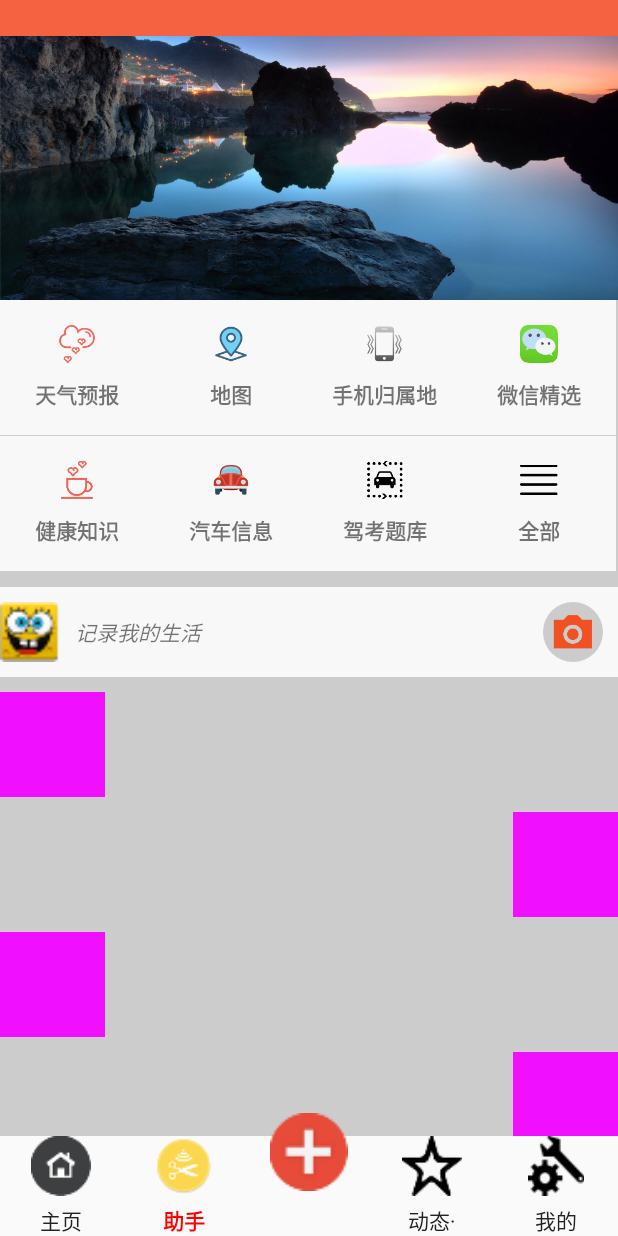
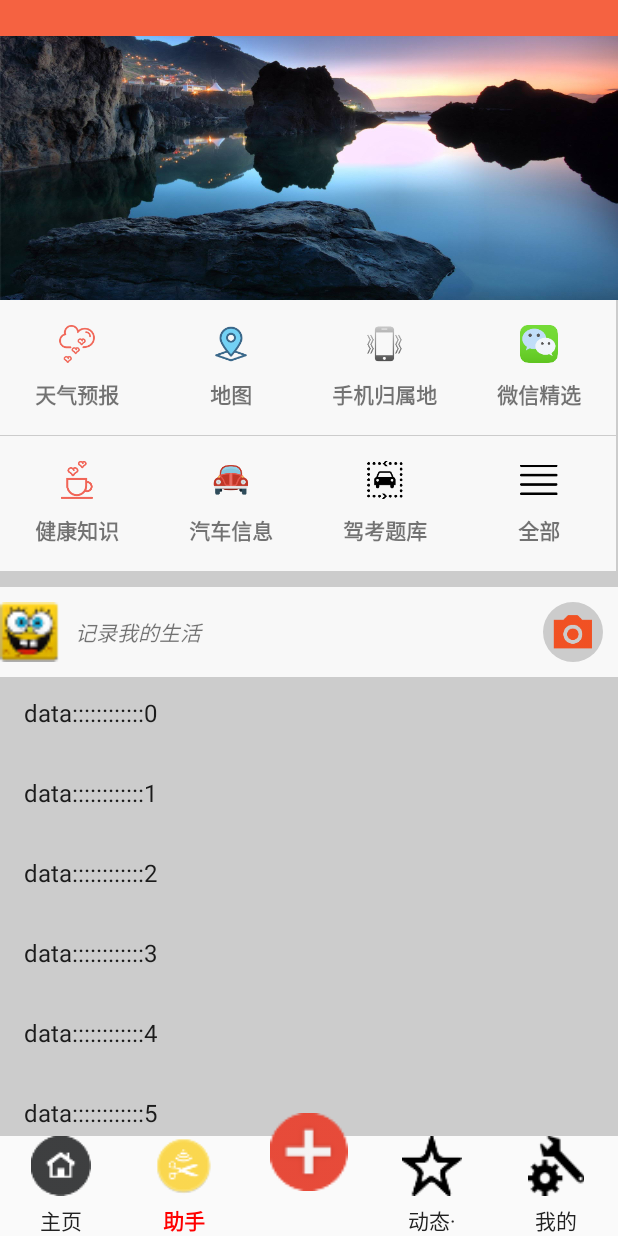
Before and after one commit to treasurect/Happiness_XT, an Android app: the screen it shows after launch (MainActivity), after a tap on "助手", on a phone screen of 412 x 824 dp. Run offline under Robolectric (Android 15) with nearby library versions, the phone set to English and light mode, and no system bars; libraries missing offline, so code that uses them is left out: cn.bmob.v3, cn.smssdk, com.baidu.mapapi, com.facebook.drawee; pictures from the network do not load; 4 statements that could not run were skipped; 1 other tap on this screen came first.

Commit message:
修正ListView和scrollView的冲突

```diff
--- a/app/src/main/java/com/treasure_ct/happiness_xt/custom/CustomListView.java
+++ b/app/src/main/java/com/treasure_ct/happiness_xt/custom/CustomRefreshListView.java
@@ -5,8 +5,6 @@ import android.util.AttributeSet;
 import android.view.LayoutInflater;
 import android.view.MotionEvent;
 import android.view.View;
-import android.view.ViewGroup;
-import android.view.animation.Animation;
 import android.view.animation.RotateAnimation;
 import android.widget.AbsListView;
 import android.widget.ImageView;
@@ -23,7 +21,7 @@ import java.util.Date;
  * Created by treasure on 2016.11.07.
  */
 
-public class CustomListView extends ListView implements AbsListView.OnScrollListener{
+public class CustomRefreshListView extends ListView implements AbsListView.OnScrollListener{
     /**
      * 头布局
      */
@@ -91,12 +89,12 @@ public class CustomListView extends ListView implements AbsListView.OnScrollList
      */
     private boolean isLoadingMore = false;
 
-    public CustomListView(Context context) {
+    public CustomRefreshListView(Context context) {
         this(context,null);
         this.context = context;
     }
 
-    public CustomListView(Context context, AttributeSet attrs) {
+    public CustomRefreshListView(Context context, AttributeSet attrs) {
         super(context, attrs);
         this.context = context;
         init();
--- /dev/null
+++ b/app/src/main/java/com/treasure_ct/happiness_xt/custom/CustomScrollListView.java
@@ -0,0 +1,29 @@
+package com.treasure_ct.happiness_xt.custom;
+
+import android.content.Context;
+import android.util.AttributeSet;
+import android.widget.ListView;
+
+/**
+ * Created by treasure on 2017.04.08.
+ */
+
+public class CustomScrollListView extends ListView{
+    public CustomScrollListView(Context context) {
+        super(context);
+    }
+
+    public CustomScrollListView(Context context, AttributeSet attrs) {
+        super(context, attrs);
+    }
+
+    public CustomScrollListView(Context context, AttributeSet attrs, int defStyleAttr) {
+        super(context, attrs, defStyleAttr);
+    }
+
+    @Override
+    protected void onMeasure(int widthMeasureSpec, int heightMeasureSpec) {
+        int measureSpec = MeasureSpec.makeMeasureSpec(Integer.MAX_VALUE >> 2, MeasureSpec.AT_MOST);
+        super.onMeasure(widthMeasureSpec, measureSpec);
+    }
+}
--- a/app/src/main/java/com/treasure_ct/happiness_xt/fragments/AssistantFragment.java
+++ b/app/src/main/java/com/treasure_ct/happiness_xt/fragments/AssistantFragment.java
@@ -7,10 +7,12 @@ import android.os.Bundle;
 import android.os.Handler;
 import android.os.Message;
 import android.support.v4.app.Fragment;
+import android.support.v4.widget.NestedScrollView;
 import android.view.Gravity;
 import android.view.LayoutInflater;
 import android.view.View;
 import android.view.ViewGroup;
+import android.widget.ArrayAdapter;
 import android.widget.EditText;
 import android.widget.GridView;
 import android.widget.ImageView;
@@ -25,6 +27,7 @@ import com.treasure_ct.happiness_xt.activity.assistant.LifeAssistantWeatherActiv
 import com.treasure_ct.happiness_xt.adapter.LifeAssistantGridAdapter;
 import com.treasure_ct.happiness_xt.bean.AssistantPhoneBelongBean;
 import com.treasure_ct.happiness_xt.bean.AssistantGridBean;
+import com.treasure_ct.happiness_xt.custom.CustomScrollListView;
 import com.treasure_ct.happiness_xt.utils.HttpHelper;
 import com.treasure_ct.happiness_xt.utils.LogUtil;
 import com.treasure_ct.happiness_xt.utils.ModelParseHelper;
@@ -65,6 +68,8 @@ public class AssistantFragment extends Fragment implements LifeAssistantGridAdap
     };
     private AssistantPhoneBelongBean resultBean;
     private TextView  phoneBelong_city, phoneBelong_cityCode, phoneBelong_operator, phoneBelong_province, phoneBelong_zipCode;
+    private CustomScrollListView listView;
+    private NestedScrollView scrollView;
 
     @Override
     public View onCreateView(LayoutInflater inflater, ViewGroup container,
@@ -73,11 +78,15 @@ public class AssistantFragment extends Fragment implements LifeAssistantGridAdap
         View view = inflater.inflate(R.layout.fragment_assistant, container, false);
         initFindId(view);
         initGridView();
+        initListView();
+        initScrollView();
         return view;
     }
 
     private void initFindId(View view) {
         gridView = (GridView) view.findViewById(R.id.assistant_gridView);
+        listView = (CustomScrollListView) view.findViewById(R.id.assistant_listView);
+        scrollView = (NestedScrollView) view.findViewById(R.id.assistant_scrollView);
     }
 
     private void initGridView() {
@@ -91,6 +100,20 @@ public class AssistantFragment extends Fragment implements LifeAssistantGridAdap
         LifeAssistantGridAdapter adapter = new LifeAssistantGridAdapter(getContext(), list);
         gridView.setAdapter(adapter);
         adapter.setLifeAssistantClickItem(this);
+    }
+
+    private void initListView() {
+        List<String> list = new ArrayList<>();
+        for (int i = 0; i < 20; i++) {
+            list.add("data::::::::::::"+i);
+        }
+        ArrayAdapter<String> adapter = new ArrayAdapter<>(getContext(), android.R.layout.simple_list_item_1, list);
+        listView.setAdapter(adapter);
+    }
+
+    private void initScrollView() {
+        scrollView.smoothScrollTo(0,20);
+        listView.setFocusable(false);
     }
 
     @Override
--- a/app/src/main/java/com/treasure_ct/happiness_xt/fragments/HomeJokerFragment.java
+++ b/app/src/main/java/com/treasure_ct/happiness_xt/fragments/HomeJokerFragment.java
@@ -13,8 +13,7 @@ import com.treasure_ct.happiness_xt.activity.home.HomeNewsWebActivity;
 import com.treasure_ct.happiness_xt.adapter.HomeJokerListAdapter;
 import com.treasure_ct.happiness_xt.adapter.HomeNewsTopListAdapter;
 import com.treasure_ct.happiness_xt.bean.HomeJokerListBean;
-import com.treasure_ct.happiness_xt.bean.HomeNewsTopListBean;
-import com.treasure_ct.happiness_xt.custom.CustomListView;
+import com.treasure_ct.happiness_xt.custom.CustomRefreshListView;
 import com.treasure_ct.happiness_xt.utils.HttpHelper;
 import com.treasure_ct.happiness_xt.utils.LogUtil;
 import com.treasure_ct.happiness_xt.utils.ModelParseHelper;
@@ -27,10 +26,10 @@ import okhttp3.Call;
 import okhttp3.Callback;
 import okhttp3.Response;
 
-public class HomeJokerFragment extends BaseFragment implements CustomListView.OnRefreshListener, HomeNewsTopListAdapter.isClickItemInterface {
+public class HomeJokerFragment extends BaseFragment implements CustomRefreshListView.OnRefreshListener, HomeNewsTopListAdapter.isClickItemInterface {
     //标志位，标志已经初始化完成
     private boolean isPrepared;
-    private CustomListView listView;
+    private CustomRefreshListView listView;
     private HomeJokerListBean newsResult;
     private Handler mHandler = new Handler() {
         @Override
@@ -76,7 +75,7 @@ public class HomeJokerFragment extends BaseFragment implements CustomListView.On
         getNewsInfo(page);
     }
     private void initFindId(View view) {
-        listView = (CustomListView) view.findViewById(R.id.home_joker_listView);
+        listView = (CustomRefreshListView) view.findViewById(R.id.home_joker_listView);
     }
     private void initListView() {
         list = new ArrayList<>();
--- a/app/src/main/java/com/treasure_ct/happiness_xt/fragments/HomeNewsFashionFragment.java
+++ b/app/src/main/java/com/treasure_ct/happiness_xt/fragments/HomeNewsFashionFragment.java
@@ -13,7 +13,7 @@ import com.treasure_ct.happiness_xt.R;
 import com.treasure_ct.happiness_xt.activity.home.HomeNewsWebActivity;
 import com.treasure_ct.happiness_xt.adapter.HomeNewsTopListAdapter;
 import com.treasure_ct.happiness_xt.bean.HomeNewsTopListBean;
-import com.treasure_ct.happiness_xt.custom.CustomListView;
+import com.treasure_ct.happiness_xt.custom.CustomRefreshListView;
 import com.treasure_ct.happiness_xt.utils.HttpHelper;
 import com.treasure_ct.happiness_xt.utils.LogUtil;
 import com.treasure_ct.happiness_xt.utils.ModelParseHelper;
@@ -26,10 +26,10 @@ import okhttp3.Call;
 import okhttp3.Callback;
 import okhttp3.Response;
 
-public class HomeNewsFashionFragment extends BaseFragment implements HomeNewsTopListAdapter.isClickItemInterface, CustomListView.OnRefreshListener {
+public class HomeNewsFashionFragment extends BaseFragment implements HomeNewsTopListAdapter.isClickItemInterface, CustomRefreshListView.OnRefreshListener {
     //标志位，标志已经初始化完成
     private boolean isPrepared;
-    private CustomListView listView;
+    private CustomRefreshListView listView;
     private HomeNewsTopListBean newsResult;
     private Handler mHandler = new Handler() {
         @Override
@@ -66,7 +66,7 @@ public class HomeNewsFashionFragment extends BaseFragment implements HomeNewsTop
     }
 
     private void initFindId(View view) {
-        listView = (CustomListView) view.findViewById(R.id.home_news_listView);
+        listView = (CustomRefreshListView) view.findViewById(R.id.home_news_listView);
     }
 
     @Override
--- a/app/src/main/java/com/treasure_ct/happiness_xt/fragments/HomeNewsFunFragment.java
+++ b/app/src/main/java/com/treasure_ct/happiness_xt/fragments/HomeNewsFunFragment.java
@@ -13,7 +13,7 @@ import com.treasure_ct.happiness_xt.R;
 import com.treasure_ct.happiness_xt.activity.home.HomeNewsWebActivity;
 import com.treasure_ct.happiness_xt.adapter.HomeNewsTopListAdapter;
 import com.treasure_ct.happiness_xt.bean.HomeNewsTopListBean;
-import com.treasure_ct.happiness_xt.custom.CustomListView;
+import com.treasure_ct.happiness_xt.custom.CustomRefreshListView;
 import com.treasure_ct.happiness_xt.utils.HttpHelper;
 import com.treasure_ct.happiness_xt.utils.LogUtil;
 import com.treasure_ct.happiness_xt.utils.ModelParseHelper;
@@ -26,10 +26,10 @@ import okhttp3.Call;
 import okhttp3.Callback;
 import okhttp3.Response;
 
-public class HomeNewsFunFragment extends BaseFragment implements HomeNewsTopListAdapter.isClickItemInterface, CustomListView.OnRefreshListener {
+public class HomeNewsFunFragment extends BaseFragment implements HomeNewsTopListAdapter.isClickItemInterface, CustomRefreshListView.OnRefreshListener {
     //标志位，标志已经初始化完成
     private boolean isPrepared;
-    private CustomListView listView;
+    private CustomRefreshListView listView;
     private HomeNewsTopListBean newsResult;
     private Handler mHandler = new Handler() {
         @Override
@@ -66,7 +66,7 @@ public class HomeNewsFunFragment extends BaseFragment implements HomeNewsTopList
     }
 
     private void initFindId(View view) {
-        listView = (CustomListView) view.findViewById(R.id.home_news_listView);
+        listView = (CustomRefreshListView) view.findViewById(R.id.home_news_listView);
     }
 
     @Override
--- a/app/src/main/java/com/treasure_ct/happiness_xt/fragments/HomeNewsMoviesFragment.java
+++ b/app/src/main/java/com/treasure_ct/happiness_xt/fragments/HomeNewsMoviesFragment.java
@@ -13,7 +13,7 @@ import com.treasure_ct.happiness_xt.R;
 import com.treasure_ct.happiness_xt.activity.home.HomeNewsWebActivity;
 import com.treasure_ct.happiness_xt.adapter.HomeNewsTopListAdapter;
 import com.treasure_ct.happiness_xt.bean.HomeNewsTopListBean;
-import com.treasure_ct.happiness_xt.custom.CustomListView;
+import com.treasure_ct.happiness_xt.custom.CustomRefreshListView;
 import com.treasure_ct.happiness_xt.utils.HttpHelper;
 import com.treasure_ct.happiness_xt.utils.LogUtil;
 import com.treasure_ct.happiness_xt.utils.ModelParseHelper;
@@ -26,10 +26,10 @@ import okhttp3.Call;
 import okhttp3.Callback;
 import okhttp3.Response;
 
-public class HomeNewsMoviesFragment extends BaseFragment implements HomeNewsTopListAdapter.isClickItemInterface, CustomListView.OnRefreshListener {
+public class HomeNewsMoviesFragment extends BaseFragment implements HomeNewsTopListAdapter.isClickItemInterface, CustomRefreshListView.OnRefreshListener {
     //标志位，标志已经初始化完成
     private boolean isPrepared;
-    private CustomListView listView;
+    private CustomRefreshListView listView;
     private HomeNewsTopListBean newsResult;
     private Handler mHandler = new Handler() {
         @Override
@@ -68,7 +68,7 @@ public class HomeNewsMoviesFragment extends BaseFragment implements HomeNewsTopL
     }
 
     private void initFindId(View view) {
-        listView = (CustomListView) view.findViewById(R.id.home_news_listView);
+        listView = (CustomRefreshListView) view.findViewById(R.id.home_news_listView);
     }
 
     @Override
--- a/app/src/main/java/com/treasure_ct/happiness_xt/fragments/HomeNewsSportsFragment.java
+++ b/app/src/main/java/com/treasure_ct/happiness_xt/fragments/HomeNewsSportsFragment.java
@@ -13,7 +13,7 @@ import com.treasure_ct.happiness_xt.R;
 import com.treasure_ct.happiness_xt.activity.home.HomeNewsWebActivity;
 import com.treasure_ct.happiness_xt.adapter.HomeNewsTopListAdapter;
 import com.treasure_ct.happiness_xt.bean.HomeNewsTopListBean;
-import com.treasure_ct.happiness_xt.custom.CustomListView;
+import com.treasure_ct.happiness_xt.custom.CustomRefreshListView;
 import com.treasure_ct.happiness_xt.utils.HttpHelper;
 import com.treasure_ct.happiness_xt.utils.LogUtil;
 import com.treasure_ct.happiness_xt.utils.ModelParseHelper;
@@ -26,10 +26,10 @@ import okhttp3.Call;
 import okhttp3.Callback;
 import okhttp3.Response;
 
-public class HomeNewsSportsFragment extends BaseFragment implements HomeNewsTopListAdapter.isClickItemInterface, CustomListView.OnRefreshListener {
+public class HomeNewsSportsFragment extends BaseFragment implements HomeNewsTopListAdapter.isClickItemInterface, CustomRefreshListView.OnRefreshListener {
     //标志位，标志已经初始化完成
     private boolean isPrepared;
-    private CustomListView listView;
+    private CustomRefreshListView listView;
     private HomeNewsTopListBean newsResult;
     private Handler mHandler = new Handler() {
         @Override
@@ -66,7 +66,7 @@ public class HomeNewsSportsFragment extends BaseFragment implements HomeNewsTopL
     }
 
     private void initFindId(View view) {
-        listView = (CustomListView) view.findViewById(R.id.home_news_listView);
+        listView = (CustomRefreshListView) view.findViewById(R.id.home_news_listView);
     }
 
     @Override
--- a/app/src/main/java/com/treasure_ct/happiness_xt/fragments/HomeNewsTechFragment.java
+++ b/app/src/main/java/com/treasure_ct/happiness_xt/fragments/HomeNewsTechFragment.java
@@ -13,7 +13,7 @@ import com.treasure_ct.happiness_xt.R;
 import com.treasure_ct.happiness_xt.activity.home.HomeNewsWebActivity;
 import com.treasure_ct.happiness_xt.adapter.HomeNewsTopListAdapter;
 import com.treasure_ct.happiness_xt.bean.HomeNewsTopListBean;
-import com.treasure_ct.happiness_xt.custom.CustomListView;
+import com.treasure_ct.happiness_xt.custom.CustomRefreshListView;
 import com.treasure_ct.happiness_xt.utils.HttpHelper;
 import com.treasure_ct.happiness_xt.utils.LogUtil;
 import com.treasure_ct.happiness_xt.utils.ModelParseHelper;
@@ -26,10 +26,10 @@ import okhttp3.Call;
 import okhttp3.Callback;
 import okhttp3.Response;
 
-public class HomeNewsTechFragment extends BaseFragment implements HomeNewsTopListAdapter.isClickItemInterface, CustomListView.OnRefreshListener {
+public class HomeNewsTechFragment extends BaseFragment implements HomeNewsTopListAdapter.isClickItemInterface, CustomRefreshListView.OnRefreshListener {
     //标志位，标志已经初始化完成
     private boolean isPrepared;
-    private CustomListView listView;
+    private CustomRefreshListView listView;
     private HomeNewsTopListBean newsResult;
     private Handler mHandler = new Handler() {
         @Override
@@ -66,7 +66,7 @@ public class HomeNewsTechFragment extends BaseFragment implements HomeNewsTopLis
     }
 
     private void initFindId(View view) {
-        listView = (CustomListView) view.findViewById(R.id.home_news_listView);
+        listView = (CustomRefreshListView) view.findViewById(R.id.home_news_listView);
     }
 
     @Override
--- a/app/src/main/java/com/treasure_ct/happiness_xt/fragments/HomeNewsTopFragment.java
+++ b/app/src/main/java/com/treasure_ct/happiness_xt/fragments/HomeNewsTopFragment.java
@@ -13,7 +13,7 @@ import com.treasure_ct.happiness_xt.R;
 import com.treasure_ct.happiness_xt.activity.home.HomeNewsWebActivity;
 import com.treasure_ct.happiness_xt.adapter.HomeNewsTopListAdapter;
 import com.treasure_ct.happiness_xt.bean.HomeNewsTopListBean;
-import com.treasure_ct.happiness_xt.custom.CustomListView;
+import com.treasure_ct.happiness_xt.custom.CustomRefreshListView;
 import com.treasure_ct.happiness_xt.utils.HttpHelper;
 import com.treasure_ct.happiness_xt.utils.LogUtil;
 import com.treasure_ct.happiness_xt.utils.ModelParseHelper;
@@ -26,10 +26,10 @@ import okhttp3.Call;
 import okhttp3.Callback;
 import okhttp3.Response;
 
-public class HomeNewsTopFragment extends BaseFragment implements HomeNewsTopListAdapter.isClickItemInterface, CustomListView.OnRefreshListener {
+public class HomeNewsTopFragment extends BaseFragment implements HomeNewsTopListAdapter.isClickItemInterface, CustomRefreshListView.OnRefreshListener {
     //标志位，标志已经初始化完成
     private boolean isPrepared;
-    private CustomListView listView;
+    private CustomRefreshListView listView;
     private HomeNewsTopListBean newsResult;
     private Handler mHandler = new Handler() {
         @Override
@@ -68,7 +68,7 @@ public class HomeNewsTopFragment extends BaseFragment implements HomeNewsTopList
     }
 
     private void initFindId(View view) {
-        listView = (CustomListView) view.findViewById(R.id.home_news_listView);
+        listView = (CustomRefreshListView) view.findViewById(R.id.home_news_listView);
     }
 
     @Override
--- a/app/src/main/res/layout/activity_life_assistant_weather.xml
+++ b/app/src/main/res/layout/activity_life_assistant_weather.xml
@@ -94,6 +94,7 @@
     </android.support.design.widget.AppBarLayout>
 
     <android.support.v4.widget.NestedScrollView
+        android:id="@+id/assistant_weather_now_scrollView"
         android:layout_width="match_parent"
         android:layout_height="wrap_content"
         android:layout_marginLeft="10dp"
@@ -329,7 +330,7 @@
                 android:layout_marginTop="20dp"
                 android:background="@color/colorWhite" />
 
-            <ListView
+            <com.treasure_ct.happiness_xt.custom.CustomScrollListView
                 android:id="@+id/assistant_weather_now_listView"
                 android:layout_width="match_parent"
                 android:layout_height="720dp"
--- a/app/src/main/res/layout/fragment_assistant.xml
+++ b/app/src/main/res/layout/fragment_assistant.xml
@@ -40,6 +40,7 @@
     </android.support.design.widget.AppBarLayout>
 
     <android.support.v4.widget.NestedScrollView
+        android:id="@+id/assistant_scrollView"
         android:layout_width="match_parent"
         android:layout_height="wrap_content"
         app:layout_behavior="@string/appbar_scrolling_view_behavior">
@@ -90,64 +91,12 @@
                     android:padding="6dp"
                     android:src="@mipmap/icon_camera"/>
             </LinearLayout>
-
-            <TextView
-                android:layout_width="70dp"
-                android:layout_height="70dp"
-                android:layout_marginTop="10dp"
-                android:background="#f00fff"/>
-
-            <TextView
-                android:layout_width="70dp"
-                android:layout_height="70dp"
-                android:layout_gravity="right"
-                android:layout_marginTop="10dp"
-                android:background="#f00fff"/>
-
-            <TextView
-                android:layout_width="70dp"
-                android:layout_height="70dp"
-                android:layout_marginTop="10dp"
-                android:background="#f00fff"/>
-
-            <TextView
-                android:layout_width="70dp"
-                android:layout_height="70dp"
-                android:layout_gravity="right"
-                android:layout_marginTop="10dp"
-                android:background="#f00fff"/>
-
-            <TextView
-                android:layout_width="70dp"
-                android:layout_height="70dp"
-                android:layout_marginTop="10dp"
-                android:background="#f00fff"/>
-
-            <TextView
-                android:layout_width="70dp"
-                android:layout_height="70dp"
-                android:layout_gravity="right"
-                android:layout_marginTop="10dp"
-                android:background="#f00fff"/>
-
-            <TextView
-                android:layout_width="70dp"
-                android:layout_height="70dp"
-                android:layout_marginTop="10dp"
-                android:background="#f00fff"/>
-
-            <TextView
-                android:layout_width="70dp"
-                android:layout_height="70dp"
-                android:layout_gravity="right"
-                android:layout_marginTop="10dp"
-                android:background="#f00fff"/>
-
-            <TextView
-                android:layout_width="70dp"
-                android:layout_height="70dp"
-                android:layout_marginTop="10dp"
-                android:background="#f00fff"/>
+            <com.treasure_ct.happiness_xt.custom.CustomScrollListView
+                android:id="@+id/assistant_listView"
+                android:layout_width="match_parent"
+                android:layout_height="wrap_content"
+                android:dividerHeight="5dp"
+                android:divider="@color/colorGray"/>
         </LinearLayout>
     </android.support.v4.widget.NestedScrollView>
 
--- a/app/src/main/res/layout/fragment_home_joker.xml
+++ b/app/src/main/res/layout/fragment_home_joker.xml
@@ -4,7 +4,7 @@
     android:layout_height="match_parent"
     tools:context=".MainActivity">
 
-    <com.treasure_ct.happiness_xt.custom.CustomListView
+    <com.treasure_ct.happiness_xt.custom.CustomRefreshListView
         android:id="@+id/home_joker_listView"
         android:layout_width="match_parent"
         android:layout_height="match_parent"
--- a/app/src/main/res/layout/fragment_home_news.xml
+++ b/app/src/main/res/layout/fragment_home_news.xml
@@ -3,7 +3,7 @@
     android:layout_width="match_parent"
     android:layout_height="match_parent"
     tools:context=".MainActivity">
-    <com.treasure_ct.happiness_xt.custom.CustomListView
+    <com.treasure_ct.happiness_xt.custom.CustomRefreshListView
         android:id="@+id/home_news_listView"
         android:layout_width="match_parent"
         android:layout_height="match_parent"
```
Also changed, not shown: app/src/main/java/com/treasure_ct/happiness_xt/activity/assistant/LifeAssistantWeatherActivity.java (+12 -2 lines), app/src/main/java/com/treasure_ct/happiness_xt/fragments/DynamicFragment.java (+14 -2 lines), app/src/main/res/layout/fragment_dynamic.xml (+14 -8 lines).
